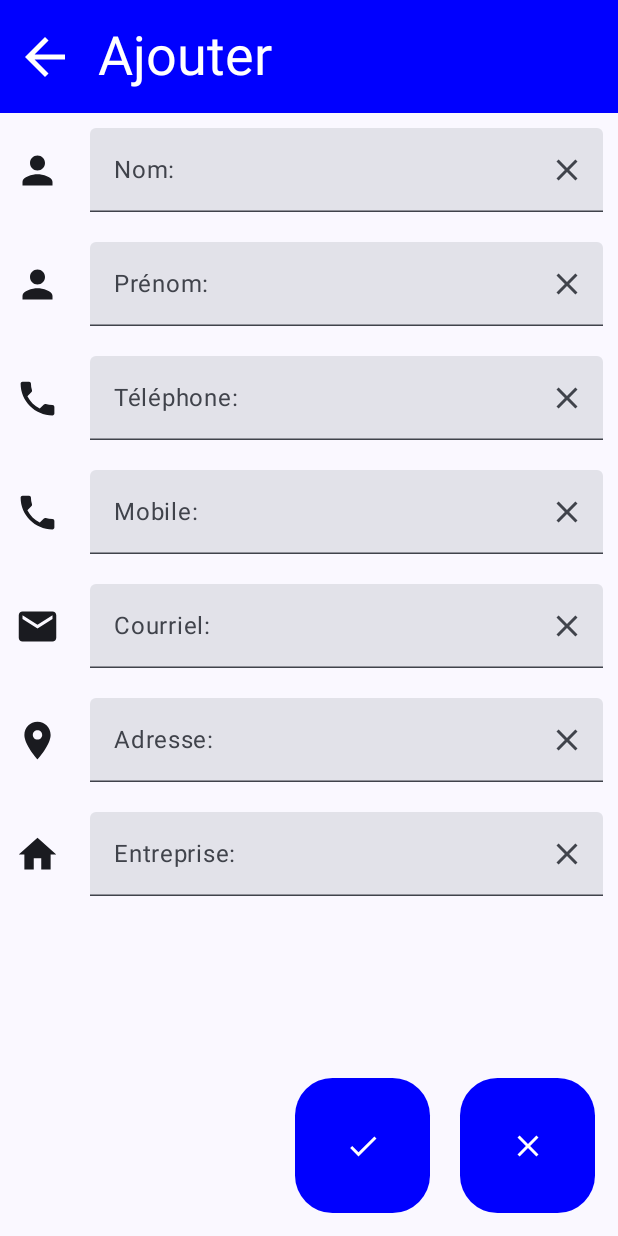
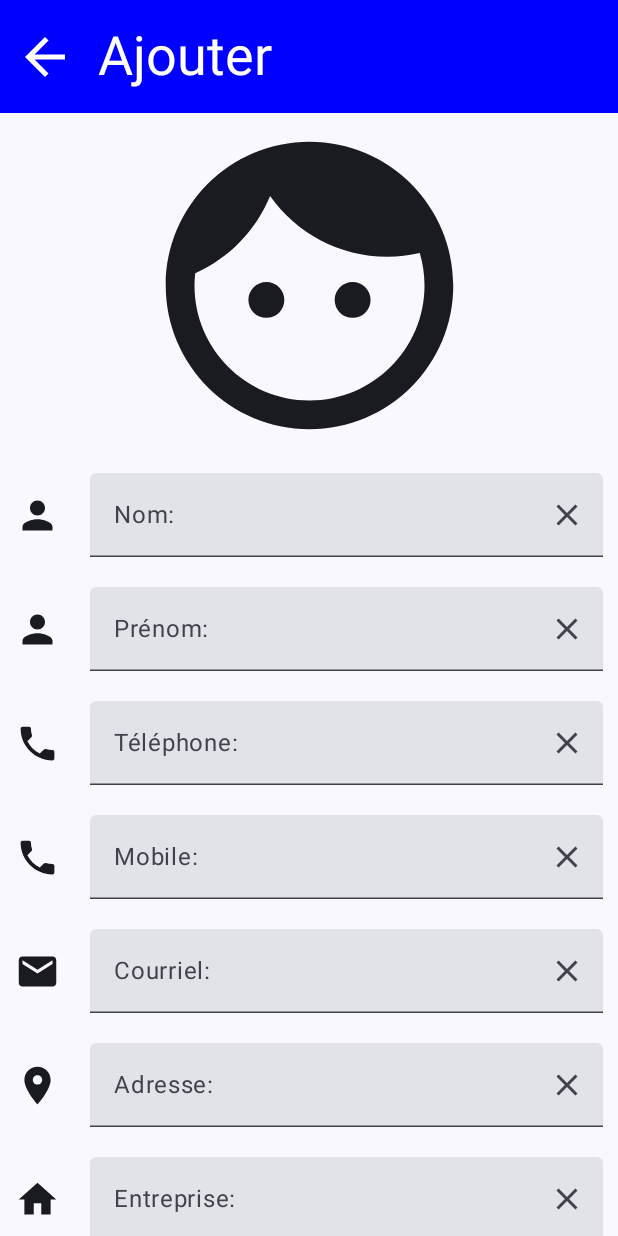
Before and after one commit to eam766/Projet_02-Contacts, an Android app built with Jetpack Compose: the EcranAjouter screen opened through its navigation route, on a phone screen of 412 x 824 dp. Run offline under Robolectric (Android 15) with nearby library versions, the phone set to English and light mode, and no system bars; libraries missing offline, so code that uses them is left out: io.objectbox, io.objectbox.annotation; 4 statements that could not run were skipped.

Commit message:
Faire que l'écran d'ajout d'un contact ou la modification d'un contact soient scrollable

```diff
--- a/app/src/main/java/com/example/projet_02_contacts/ui/theme/EcranAjouter.kt
+++ b/app/src/main/java/com/example/projet_02_contacts/ui/theme/EcranAjouter.kt
@@ -11,7 +11,9 @@ import androidx.compose.foundation.layout.height
 import androidx.compose.foundation.layout.padding
 import androidx.compose.foundation.layout.size
 import androidx.compose.foundation.layout.width
+import androidx.compose.foundation.rememberScrollState
 import androidx.compose.foundation.shape.RoundedCornerShape
+import androidx.compose.foundation.verticalScroll
 import androidx.compose.material.icons.Icons
 import androidx.compose.material.icons.filled.Check
 import androidx.compose.material.icons.filled.Clear
@@ -47,12 +49,13 @@ fun EcranAjouter(
         Column(
             modifier = Modifier
                 .fillMaxSize()
-                .padding(paddingValues = innerPadding),
+                .padding(paddingValues = innerPadding)
+                .verticalScroll(rememberScrollState()),
             horizontalAlignment = Alignment.CenterHorizontally,
             verticalArrangement = Arrangement.Center
         ) {
 
-            //Icon(Icons.Filled.Face, contentDescription = "", Modifier.size(150.dp))
+            Icon(Icons.Filled.Face, contentDescription = "", Modifier.size(230.dp))
             Row (modifier = Modifier.padding(10.dp),
                 verticalAlignment = Alignment.CenterVertically){
                 Icon(Icons.Filled.Person, contentDescription = "", Modifier.size(30.dp))
--- a/app/src/main/java/com/example/projet_02_contacts/ui/theme/EcranContacts.kt
+++ b/app/src/main/java/com/example/projet_02_contacts/ui/theme/EcranContacts.kt
@@ -11,9 +11,12 @@ import androidx.compose.foundation.layout.size
 import androidx.compose.foundation.lazy.LazyColumn
 import androidx.compose.foundation.lazy.items
 import androidx.compose.foundation.shape.RoundedCornerShape
+import androidx.compose.material.icons.Icons
+import androidx.compose.material.icons.filled.Check
 import androidx.compose.material3.Button
 import androidx.compose.material3.ButtonDefaults
 import androidx.compose.material3.FloatingActionButton
+import androidx.compose.material3.Icon
 import androidx.compose.material3.MaterialTheme
 import androidx.compose.material3.Scaffold
 import androidx.compose.material3.Text
@@ -56,7 +59,24 @@ fun EcranContacts(
                         item-> UnContact(item, modifier, details, contViewModel)
                 }
             }
-            Spacer(modifier = Modifier.weight(1f))
+            /*Spacer(modifier = Modifier.weight(1f))
+            Row(
+                horizontalArrangement = Arrangement.End,
+                modifier = Modifier
+                    .fillMaxWidth()
+                    .padding(15.dp)
+            ) {
+                Button(
+                    onClick = { add()},
+                    Modifier.size(90.dp),
+                    shape = RoundedCornerShape(25.dp),
+                    colors = ButtonDefaults.buttonColors(Color.Blue)
+                ) {
+                    Text(
+                        text = "+",
+                        style = MaterialTheme.typography.displaySmall)
+                }
+            } */
         }
     }
 }
--- a/app/src/main/java/com/example/projet_02_contacts/ui/theme/EcranModifier.kt
+++ b/app/src/main/java/com/example/projet_02_contacts/ui/theme/EcranModifier.kt
@@ -11,7 +11,9 @@ import androidx.compose.foundation.layout.height
 import androidx.compose.foundation.layout.padding
 import androidx.compose.foundation.layout.size
 import androidx.compose.foundation.layout.width
+import androidx.compose.foundation.rememberScrollState
 import androidx.compose.foundation.shape.RoundedCornerShape
+import androidx.compose.foundation.verticalScroll
 import androidx.compose.material.icons.Icons
 import androidx.compose.material.icons.filled.Check
 import androidx.compose.material.icons.filled.Clear
@@ -58,12 +60,13 @@ fun EcranModifier(
         Column(
             modifier = Modifier
                 .fillMaxSize()
-                .padding(paddingValues = innerPadding),
+                .padding(paddingValues = innerPadding)
+                .verticalScroll(rememberScrollState()),
             horizontalAlignment = Alignment.CenterHorizontally,
             verticalArrangement = Arrangement.Center
         ) {
 
-            //Icon(Icons.Filled.Face, contentDescription = "", Modifier.size(230.dp))
+            Icon(Icons.Filled.Face, contentDescription = "", Modifier.size(230.dp))
             Row (modifier = Modifier.padding(10.dp),
                 verticalAlignment = Alignment.CenterVertically){
                 Icon(Icons.Filled.Person, contentDescription = "", Modifier.size(30.dp))
```
